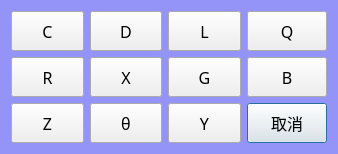
First picture: the form in AnalysisMode/dlgFunction.ui, repository caicaiking/WKEFactoryView2014, before the edit.
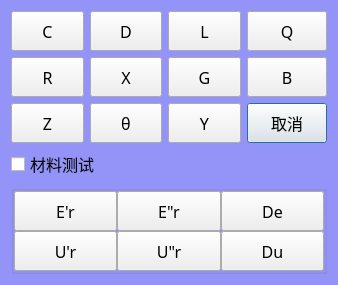
Second picture: the form after the edit.

Commit message: 完成第一个版本的材料测试

Patch:
```diff
--- a/AnalysisMode/dlgFunction.ui
+++ b/AnalysisMode/dlgFunction.ui
@@ -7,7 +7,7 @@
     <x>0</x>
     <y>0</y>
     <width>338</width>
-    <height>152</height>
+    <height>274</height>
    </rect>
   </property>
   <property name="windowTitle">
@@ -21,7 +21,7 @@
 	background-color: rgb(148, 148, 248);
 }</string>
   </property>
-  <layout class="QVBoxLayout" name="verticalLayout">
+  <layout class="QVBoxLayout" name="verticalLayout_2">
    <item>
     <layout class="QGridLayout" name="gridLayout">
      <item row="0" column="0">
@@ -359,6 +359,215 @@
      </item>
     </layout>
    </item>
+   <item>
+    <widget class="QCheckBox" name="chkMaterial">
+     <property name="font">
+      <font>
+       <family>楷体</family>
+       <pointsize>12</pointsize>
+      </font>
+     </property>
+     <property name="text">
+      <string>材料测试</string>
+     </property>
+    </widget>
+   </item>
+   <item>
+    <widget class="QGroupBox" name="grpMaterial">
+     <property name="title">
+      <string/>
+     </property>
+     <layout class="QVBoxLayout" name="verticalLayout">
+      <property name="spacing">
+       <number>0</number>
+      </property>
+      <property name="leftMargin">
+       <number>0</number>
+      </property>
+      <property name="topMargin">
+       <number>0</number>
+      </property>
+      <property name="rightMargin">
+       <number>0</number>
+      </property>
+      <property name="bottomMargin">
+       <number>0</number>
+      </property>
+      <item>
+       <layout class="QGridLayout" name="gridLayout_2">
+        <item row="0" column="0">
+         <widget class="QPushButton" name="btnE1R">
+          <property name="minimumSize">
+           <size>
+            <width>40</width>
+            <height>40</height>
+           </size>
+          </property>
+          <property name="maximumSize">
+           <size>
+            <width>1414</width>
+            <height>1414</height>
+           </size>
+          </property>
+          <property name="font">
+           <font>
+            <family>楷体</family>
+            <pointsize>12</pointsize>
+           </font>
+          </property>
+          <property name="text">
+           <string>E'r</string>
+          </property>
+          <property name="autoDefault">
+           <bool>false</bool>
+          </property>
+         </widget>
+        </item>
+        <item row="0" column="1">
+         <widget class="QPushButton" name="btnE2R">
+          <property name="minimumSize">
+           <size>
+            <width>40</width>
+            <height>40</height>
+           </size>
+          </property>
+          <property name="maximumSize">
+           <size>
+            <width>1414</width>
+            <height>1414</height>
+           </size>
+          </property>
+          <property name="font">
+           <font>
+            <family>楷体</family>
+            <pointsize>12</pointsize>
+           </font>
+          </property>
+          <property name="text">
+           <string>E&quot;r</string>
+          </property>
+          <property name="autoDefault">
+           <bool>false</bool>
+          </property>
+         </widget>
+        </item>
+        <item row="0" column="2">
+         <widget class="QPushButton" name="btnDe">
+          <property name="minimumSize">
+           <size>
+            <width>40</width>
+            <height>40</height>
+           </size>
+          </property>
+          <property name="maximumSize">
+           <size>
+            <width>1414</width>
+            <height>1414</height>
+           </size>
+          </property>
+          <property name="font">
+           <font>
+            <family>楷体</family>
+            <pointsize>12</pointsize>
+           </font>
+          </property>
+          <property name="text">
+           <string>De</string>
+          </property>
+          <property name="autoDefault">
+           <bool>false</bool>
+          </property>
+         </widget>
+        </item>
+        <item row="1" column="0">
+         <widget class="QPushButton" name="btnU1R">
+          <property name="minimumSize">
+           <size>
+            <width>40</width>
+            <height>40</height>
+           </size>
+          </property>
+          <property name="maximumSize">
+           <size>
+            <width>1414</width>
+            <height>1414</height>
+           </size>
+          </property>
+          <property name="font">
+           <font>
+            <family>楷体</family>
+            <pointsize>12</pointsize>
+           </font>
+          </property>
+          <property name="text">
+           <string>U'r</string>
+          </property>
+          <property name="autoDefault">
+           <bool>false</bool>
+          </property>
+         </widget>
+        </item>
+        <item row="1" column="1">
+         <widget class="QPushButton" name="btnU2R">
+          <property name="minimumSize">
+           <size>
+            <width>40</width>
+            <height>40</height>
+           </size>
+          </property>
+          <property name="maximumSize">
+           <size>
+            <width>1414</width>
+            <height>1414</height>
+           </size>
+          </property>
+          <property name="font">
+           <font>
+            <family>楷体</family>
+            <pointsize>12</pointsize>
+           </font>
+          </property>
+          <property name="text">
+           <string>U&quot;r</string>
+          </property>
+          <property name="autoDefault">
+           <bool>false</bool>
+          </property>
+         </widget>
+        </item>
+        <item row="1" column="2">
+         <widget class="QPushButton" name="btnDu">
+          <property name="minimumSize">
+           <size>
+            <width>40</width>
+            <height>40</height>
+           </size>
+          </property>
+          <property name="maximumSize">
+           <size>
+            <width>1414</width>
+            <height>1414</height>
+           </size>
+          </property>
+          <property name="font">
+           <font>
+            <family>楷体</family>
+            <pointsize>12</pointsize>
+           </font>
+          </property>
+          <property name="text">
+           <string>Du</string>
+          </property>
+          <property name="autoDefault">
+           <bool>false</bool>
+          </property>
+         </widget>
+        </item>
+       </layout>
+      </item>
+     </layout>
+    </widget>
+   </item>
   </layout>
  </widget>
  <tabstops>
```
The commit also changes 13 other files.
